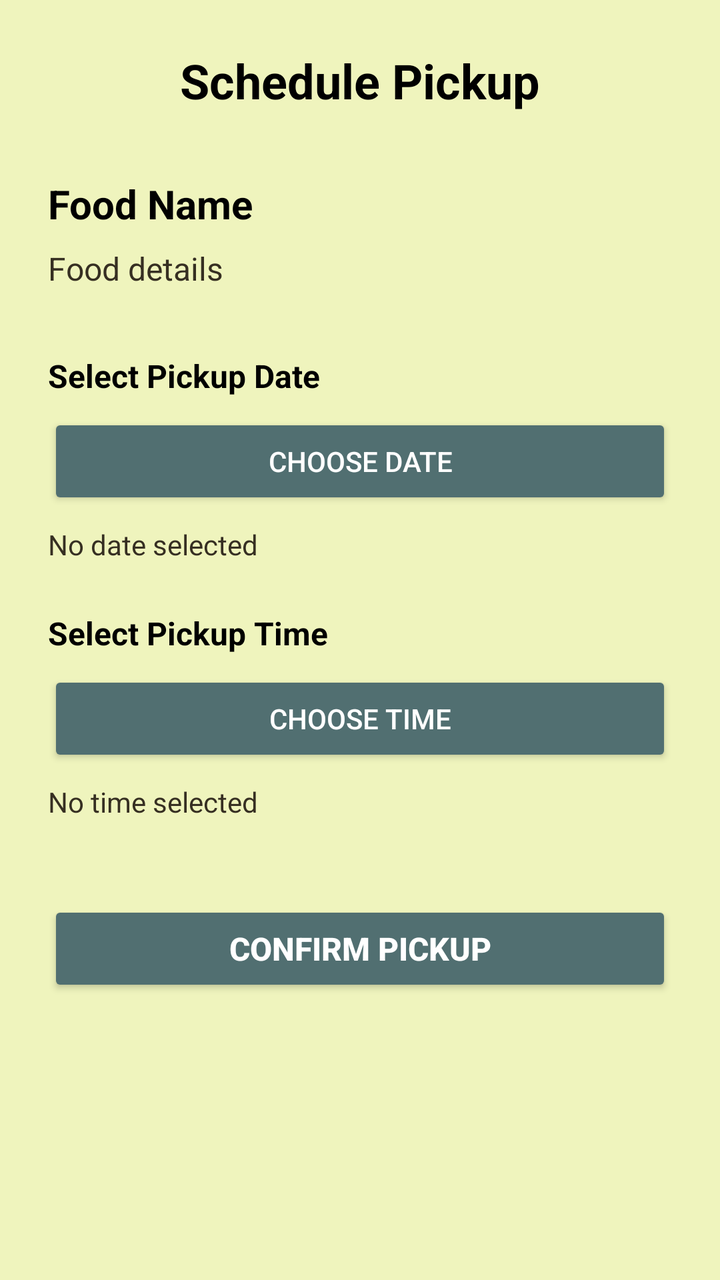
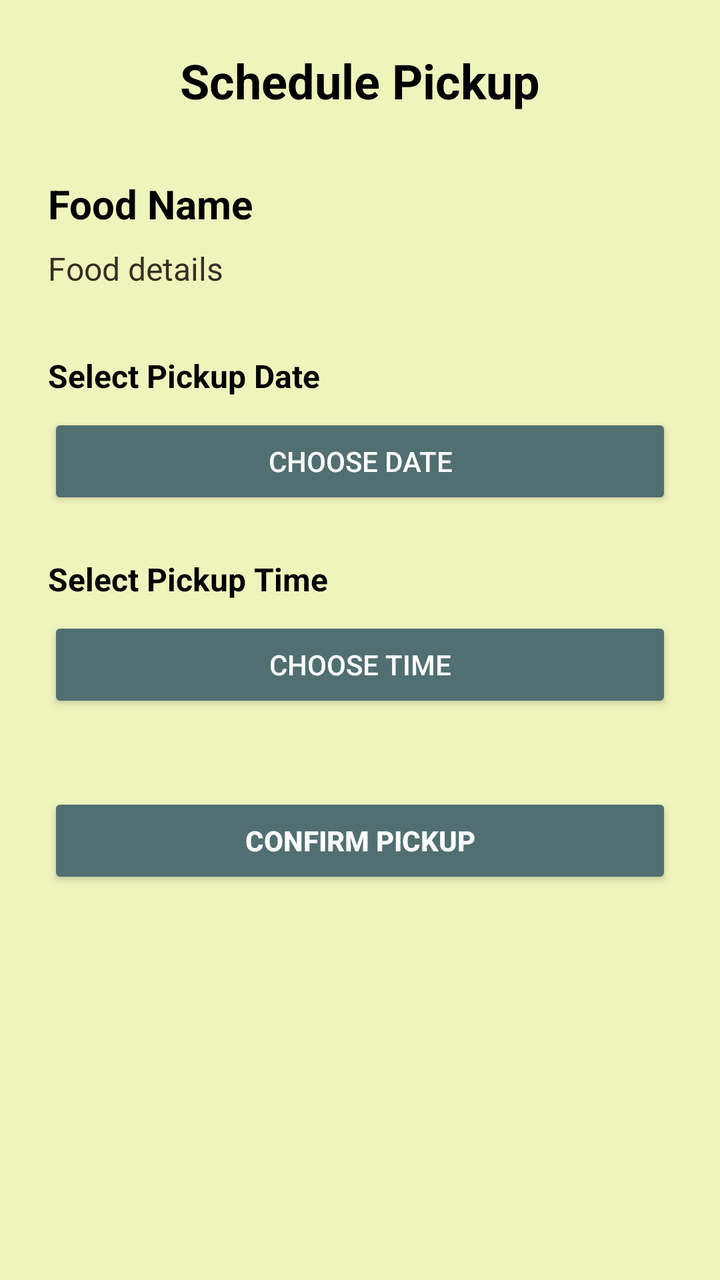

The first picture is an Android layout as it rendered before a commit; the second is the same layout after the commit. The layout source and the unified diff follow.
<!-- AndroidManifest.xml: application theme Theme.GroupProject -->
<!-- res/layout/activity_schedule_pickup_v.xml -->
<?xml version="1.0" encoding="utf-8"?>
<ScrollView
    xmlns:android="http://schemas.android.com/apk/res/android"
    android:layout_width="match_parent"
    android:layout_height="match_parent"
    android:background="@color/background">

    <LinearLayout
        android:layout_width="match_parent"
        android:layout_height="wrap_content"
        android:orientation="vertical"
        android:padding="24dp">

        <TextView
            android:layout_width="match_parent"
            android:layout_height="wrap_content"
            android:text="Schedule Pickup"
            android:textColor="@color/primary_text"
            android:textSize="24sp"
            android:textStyle="bold"
            android:gravity="center" />

        <TextView
            android:id="@+id/tvFoodName"
            android:layout_width="match_parent"
            android:layout_height="wrap_content"
            android:layout_marginTop="32dp"
            android:text="Food Name"
            android:textColor="@color/primary_text"
            android:textSize="20sp"
            android:textStyle="bold" />

        <TextView
            android:id="@+id/foodDetailsTV"
            android:layout_width="match_parent"
            android:layout_height="wrap_content"
            android:layout_marginTop="8dp"
            android:text="Food details"
            android:textColor="@color/secondary_text"
            android:textSize="16sp" />

        <TextView
            android:layout_width="match_parent"
            android:layout_height="wrap_content"
            android:layout_marginTop="32dp"
            android:text="Select Pickup Date"
            android:textColor="@color/primary_text"
            android:textSize="16sp"
            android:textStyle="bold" />

        <Button
            android:id="@+id/btnPickDate"
            android:layout_width="match_parent"
            android:layout_height="wrap_content"
            android:layout_marginTop="8dp"
            android:text="Choose Date"
            android:backgroundTint="@color/button"
            android:textColor="@color/white" />

        <TextView
            android:id="@+id/tvDate"
            android:layout_width="match_parent"
            android:layout_height="wrap_content"
            android:layout_marginTop="8dp"
            android:text="No date selected"
            android:textColor="@color/secondary_text"
            android:textSize="14sp" />

        <TextView
            android:layout_width="match_parent"
            android:layout_height="wrap_content"
            android:layout_marginTop="24dp"
            android:text="Select Pickup Time"
            android:textColor="@color/primary_text"
            android:textSize="16sp"
            android:textStyle="bold" />

        <Button
            android:id="@+id/btnPickTime"
            android:layout_width="match_parent"
            android:layout_height="wrap_content"
            android:layout_marginTop="8dp"
            android:text="Choose Time"
            android:backgroundTint="@color/button"
            android:textColor="@color/white" />

        <TextView
            android:id="@+id/tvTime"
            android:layout_width="match_parent"
            android:layout_height="wrap_content"
            android:layout_marginTop="8dp"
            android:text="No time selected"
            android:textColor="@color/secondary_text"
            android:textSize="14sp" />

        <Button
            android:id="@+id/btnConfirm"
            android:layout_width="match_parent"
            android:layout_height="wrap_content"
            android:layout_marginTop="40dp"
            android:text="Confirm Pickup"
            android:textSize="16sp"
            android:textStyle="bold"
            android:backgroundTint="@color/button"
            android:textColor="@color/white" />

    </LinearLayout>

</ScrollView>
<!-- resources referenced by this layout -->
<resources>
  <color name="background">#EFF4BD
      </color>
  <color name="button">#516F71</color>
  <color name="primary_text">#FF000000</color>
  <color name="secondary_text">#362F22</color>
  <color name="white">#FFFFFFFF</color>
  <style name="Theme.GroupProject" parent="Base.Theme.GroupProject" />
  <style name="Base.Theme.GroupProject" parent="Theme.Material3.DayNight.NoActionBar">
          
          
      </style>
</resources>

<!-- the commit's change to res/layout/activity_schedule_pickup_v.xml (unified diff, before → after) -->
@@ -1,6 +1,5 @@
 <?xml version="1.0" encoding="utf-8"?>
-<ScrollView
-    xmlns:android="http://schemas.android.com/apk/res/android"
+<ScrollView xmlns:android="http://schemas.android.com/apk/res/android"
     android:layout_width="match_parent"
     android:layout_height="match_parent"
     android:background="@color/background">
@@ -21,7 +20,7 @@
             android:gravity="center" />
 
         <TextView
-            android:id="@+id/tvFoodName"
+            android:id="@+id/foodNameTV"
             android:layout_width="match_parent"
             android:layout_height="wrap_content"
             android:layout_marginTop="32dp"
@@ -45,11 +44,11 @@
             android:layout_marginTop="32dp"
             android:text="Select Pickup Date"
             android:textColor="@color/primary_text"
-            android:textSize="16sp"
-            android:textStyle="bold" />
+            android:textStyle="bold"
+            android:textSize="16sp" />
 
         <Button
-            android:id="@+id/btnPickDate"
+            android:id="@+id/dateBtn"
             android:layout_width="match_parent"
             android:layout_height="wrap_content"
             android:layout_marginTop="8dp"
@@ -58,25 +57,16 @@
             android:textColor="@color/white" />
 
         <TextView
-            android:id="@+id/tvDate"
-            android:layout_width="match_parent"
-            android:layout_height="wrap_content"
-            android:layout_marginTop="8dp"
-            android:text="No date selected"
-            android:textColor="@color/secondary_text"
-            android:textSize="14sp" />
-
-        <TextView
             android:layout_width="match_parent"
             android:layout_height="wrap_content"
             android:layout_marginTop="24dp"
             android:text="Select Pickup Time"
             android:textColor="@color/primary_text"
-            android:textSize="16sp"
-            android:textStyle="bold" />
+            android:textStyle="bold"
+            android:textSize="16sp" />
 
         <Button
-            android:id="@+id/btnPickTime"
+            android:id="@+id/timeBtn"
             android:layout_width="match_parent"
             android:layout_height="wrap_content"
             android:layout_marginTop="8dp"
@@ -84,26 +74,15 @@
             android:backgroundTint="@color/button"
             android:textColor="@color/white" />
 
-        <TextView
-            android:id="@+id/tvTime"
-            android:layout_width="match_parent"
-            android:layout_height="wrap_content"
-            android:layout_marginTop="8dp"
-            android:text="No time selected"
-            android:textColor="@color/secondary_text"
-            android:textSize="14sp" />
-
         <Button
-            android:id="@+id/btnConfirm"
+            android:id="@+id/confirmPickupBtn"
             android:layout_width="match_parent"
             android:layout_height="wrap_content"
             android:layout_marginTop="40dp"
             android:text="Confirm Pickup"
-            android:textSize="16sp"
             android:textStyle="bold"
             android:backgroundTint="@color/button"
             android:textColor="@color/white" />
 
     </LinearLayout>
-
 </ScrollView>
